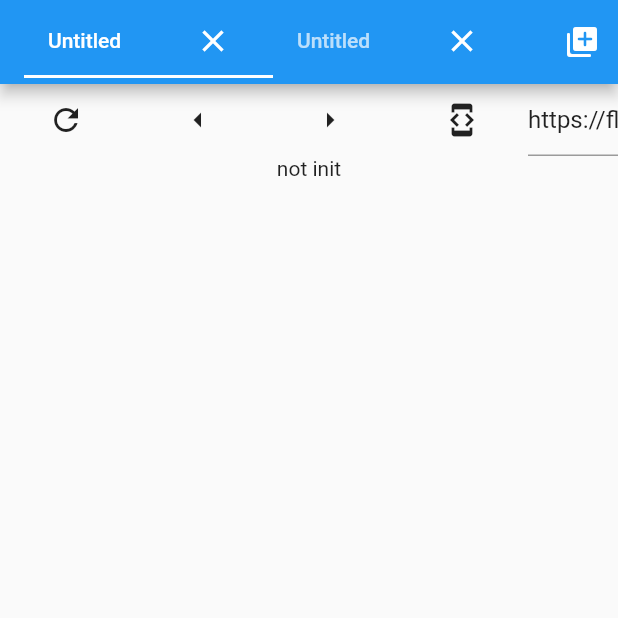
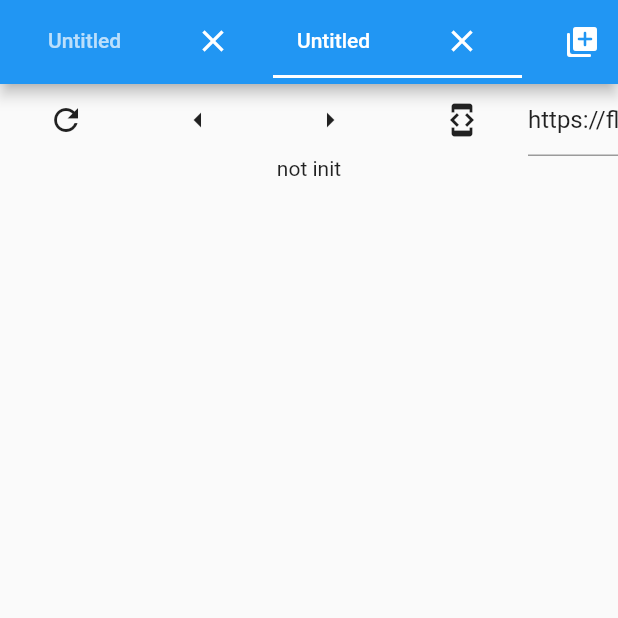
Before and after one commit to hlwhl/webview_cef, a Flutter app: the screen it shows after launch, after a tap on the "add to photos" icon, on a phone screen of 412 x 824 dp, the top half of it. Run offline on Flutter 3.47's test engine with Material 2 defaults, Android fonts, the phone set to English and light mode, and no system bars; statements that could not run were skipped.

Commit message:
Example: automatically switch to new tab view

```diff
--- a/example/lib/main.dart
+++ b/example/lib/main.dart
@@ -1,6 +1,7 @@
 import 'dart:async';
 
 import 'package:flutter/material.dart';
+import 'package:flutter/scheduler.dart';
 import 'package:webview_cef/webview_cef.dart';
 
 void main() {
@@ -67,14 +68,21 @@ class _MyAppState extends State<MyApp> with SingleTickerProviderStateMixin {
             }).toList(),
           ),
           actions: [
-            IconButton(
-              icon: const Icon(Icons.add_to_photos_rounded),
-              onPressed: () {
-                setState(() {
-                  tabs.add(TabTitle('Untitled'));
-                });
+            Builder(
+              builder: (context) {
+                return IconButton(
+                  icon: const Icon(Icons.add_to_photos_rounded),
+                  onPressed: () {
+                    setState(() {
+                      tabs.add(TabTitle('Untitled'));
+                      SchedulerBinding.instance.addPostFrameCallback((timeStamp) {
+                        DefaultTabController.of(context)!.animateTo(tabs.length - 1);
+                      });
+                    });
+                  },
+                );
               },
-            )
+            ),
           ],
         ),
         body: TabBarView(
```
